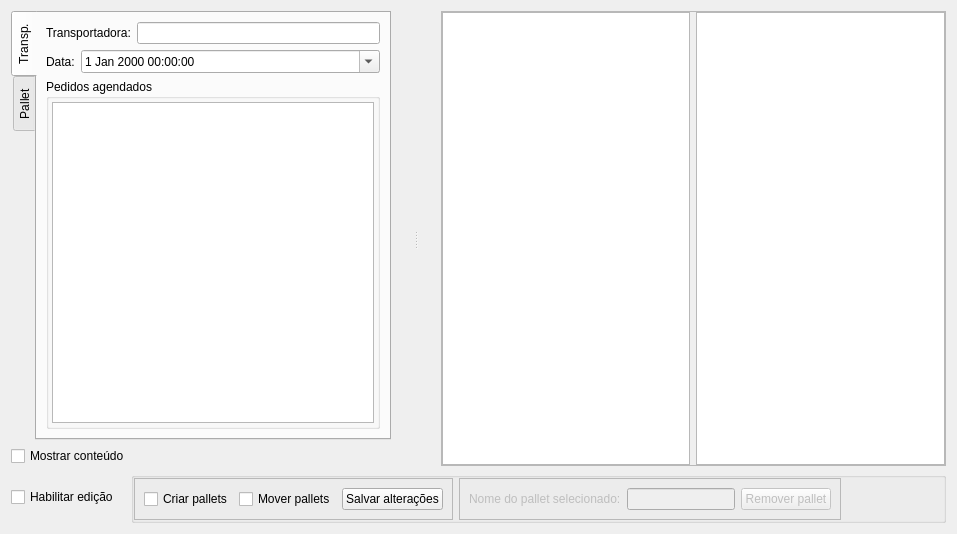
This is ui/widgetgalpao.ui in darktorres/ERP-STACCATO as Qt 5 draws it before an edit. The edited form follows.
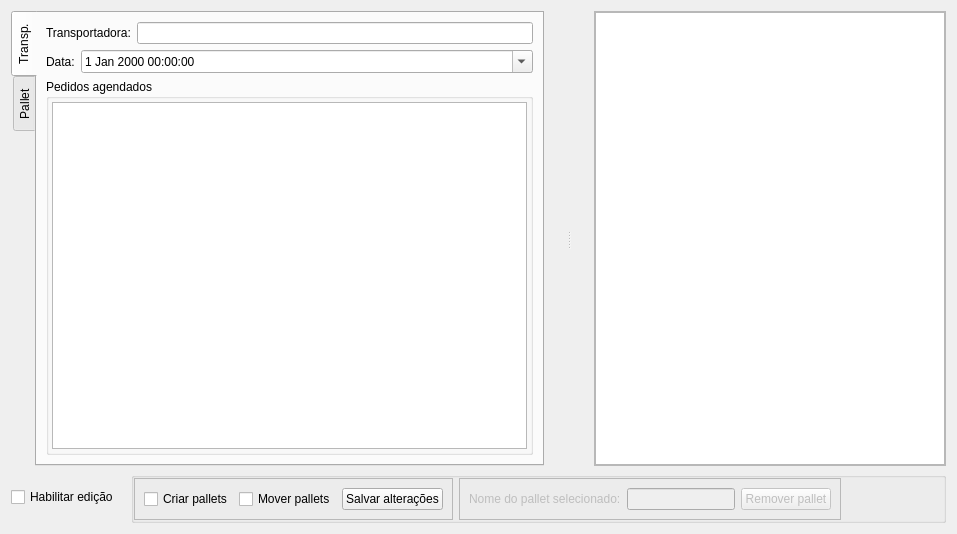
This is the edited form. Custom widgets are drawn as their Qt base class.

The edit to the form file:
```diff
--- a/ui/widgetgalpao.ui
+++ b/ui/widgetgalpao.ui
@@ -147,13 +147,6 @@
        <property name="bottomMargin">
         <number>0</number>
        </property>
-       <item row="1" column="0">
-        <widget class="QCheckBox" name="checkBoxConteudo">
-         <property name="text">
-          <string>Mostrar conteúdo</string>
-         </property>
-        </widget>
-       </item>
        <item row="0" column="0">
         <widget class="QTabWidget" name="tabWidget">
          <property name="tabPosition">
@@ -578,28 +571,6 @@
          </property>
         </widget>
        </item>
-       <item row="0" column="1">
-        <widget class="ViewGalpao" name="graphicsPallet">
-         <property name="sizePolicy">
-          <sizepolicy hsizetype="Expanding" vsizetype="Expanding">
-           <horstretch>0</horstretch>
-           <verstretch>0</verstretch>
-          </sizepolicy>
-         </property>
-         <property name="maximumSize">
-          <size>
-           <width>619</width>
-           <height>16777215</height>
-          </size>
-         </property>
-         <property name="mouseTracking">
-          <bool>true</bool>
-         </property>
-         <property name="tabletTracking">
-          <bool>true</bool>
-         </property>
-        </widget>
-       </item>
       </layout>
      </widget>
     </widget>
```
Left out of the diff: 1 changed line with no effect on the pictures.
